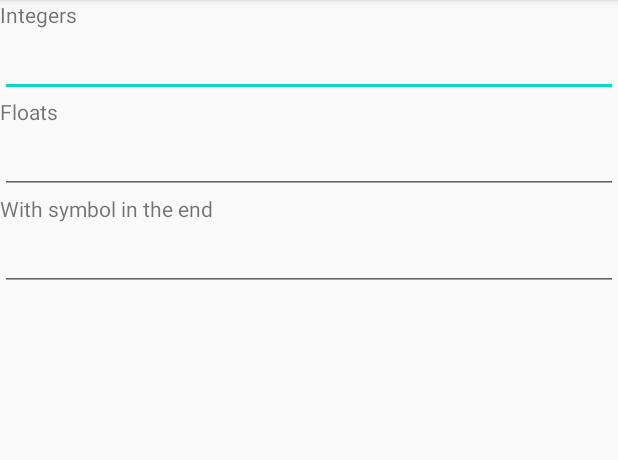
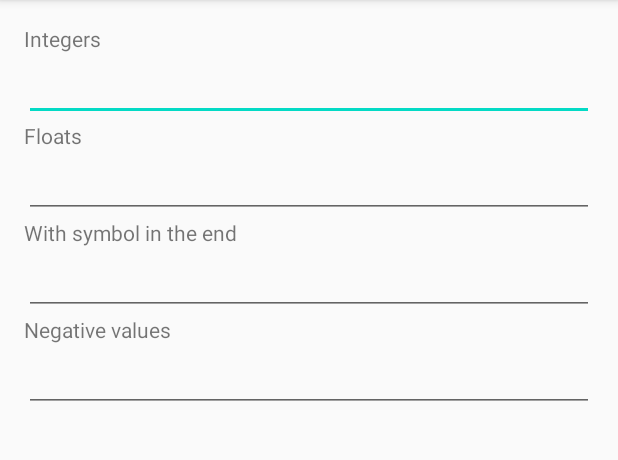
Before and after one commit to devapro/NumberWatcher, an Android app: the screen it shows after launch (MainActivity), on a phone screen of 412 x 824 dp, the part 84-544 px from its top. Run offline under Robolectric (Android 15) with nearby library versions, the phone set to English and light mode, and no system bars.

Commit message:
added example for negative values

```diff
--- a/app/src/main/java/pro/devapp/edittextutils/FormatterNumberWatcher.kt
+++ b/app/src/main/java/pro/devapp/edittextutils/FormatterNumberWatcher.kt
@@ -117,6 +117,7 @@ class FormatterNumberWatcher private constructor(
         var value = getValue(editable)
         if (value.contains("-")) {
             value = "-" + minusRe.replace(value, "")
+            editable.replace(0, editable.length, value)
         }
         val parts = value.split(".")
         when {
@@ -186,7 +187,7 @@ class FormatterNumberWatcher private constructor(
                 if (it >= 0) {
                     throw Exception("must be less than 0")
                 } else if (!allowNegativeValues) {
-                    throw Exception("Only for negative values. Set allowNegativeValues to true")
+                    allowNegativeValues = true
                 }
             }
             return FormatterNumberWatcher(
--- a/app/src/main/java/pro/devapp/edittextutils/MainActivity.kt
+++ b/app/src/main/java/pro/devapp/edittextutils/MainActivity.kt
@@ -20,8 +20,8 @@ class MainActivity : AppCompatActivity() {
 
         val floatsInput = findViewById<EditText>(R.id.floatsInput)
         val floatsInputWatcherBuilder = FormatterNumberWatcher.Builder()
-        floatsInputWatcherBuilder.numbersAfterDecimalPoint =
-            2 // optional, for example we need only to numbers after decimal point
+        // optional, for example we need only to numbers after decimal point
+        floatsInputWatcherBuilder.numbersAfterDecimalPoint = 2
         floatsInputWatcherBuilder.maxValue = 1000f // optional, for example max value 1000
         floatsInput.addTextChangedListener(floatsInputWatcherBuilder.build(floatsInput) {
             Log.d("floatsInput", it)
@@ -30,16 +30,32 @@ class MainActivity : AppCompatActivity() {
 
         val withEndStringInput = findViewById<EditText>(R.id.withEndString)
         val withEndStringInputWatcherBuilder = FormatterNumberWatcher.Builder()
-        withEndStringInputWatcherBuilder.numbersAfterDecimalPoint =
-            2 // optional, for example we need only to numbers after decimal point
+        // optional, for example we need only to numbers after decimal point
+        withEndStringInputWatcherBuilder.numbersAfterDecimalPoint = 2
         withEndStringInputWatcherBuilder.maxValue = 100f // optional, for example max value 100
-        withEndStringInputWatcherBuilder.additional =
-            "%" // optional, for example add % to the end of input
+        // optional, for example add % to the end of input
+        withEndStringInputWatcherBuilder.additional = "%"
         withEndStringInput.addTextChangedListener(
             withEndStringInputWatcherBuilder.build(
                 withEndStringInput
             ) {
                 Log.d("withEndStringInput", it)
             })
+
+        val negativeValuesInput = findViewById<EditText>(R.id.negativeValuesInput)
+        val negativeValuesInputWatcherBuilder = FormatterNumberWatcher.Builder()
+        // optional, for example we need only to numbers after decimal point
+        negativeValuesInputWatcherBuilder.numbersAfterDecimalPoint = 2
+        negativeValuesInputWatcherBuilder.maxValue = 100f // optional, for example max value 100
+        negativeValuesInputWatcherBuilder.minValue = -200f // optional, for example min value -200
+        negativeValuesInputWatcherBuilder.allowNegativeValues = true
+        // optional, for example add % to the end of input
+        negativeValuesInputWatcherBuilder.additional = "%"
+        negativeValuesInput.addTextChangedListener(
+            negativeValuesInputWatcherBuilder.build(
+                negativeValuesInput
+            ) {
+                Log.d("negativeValuesInput", it)
+            })
     }
 }
--- a/app/src/main/res/layout/activity_main.xml
+++ b/app/src/main/res/layout/activity_main.xml
@@ -3,6 +3,7 @@
     xmlns:tools="http://schemas.android.com/tools"
     android:layout_width="match_parent"
     android:layout_height="match_parent"
+    android:padding="16dp"
     android:orientation="vertical"
     tools:context=".MainActivity">
 
@@ -36,4 +37,14 @@
         android:layout_width="match_parent"
         android:layout_height="wrap_content" />
 
+    <TextView
+        android:layout_width="wrap_content"
+        android:layout_height="wrap_content"
+        android:text="Negative values" />
+
+    <EditText
+        android:id="@+id/negativeValuesInput"
+        android:layout_width="match_parent"
+        android:layout_height="wrap_content" />
+
 </LinearLayout>
```
